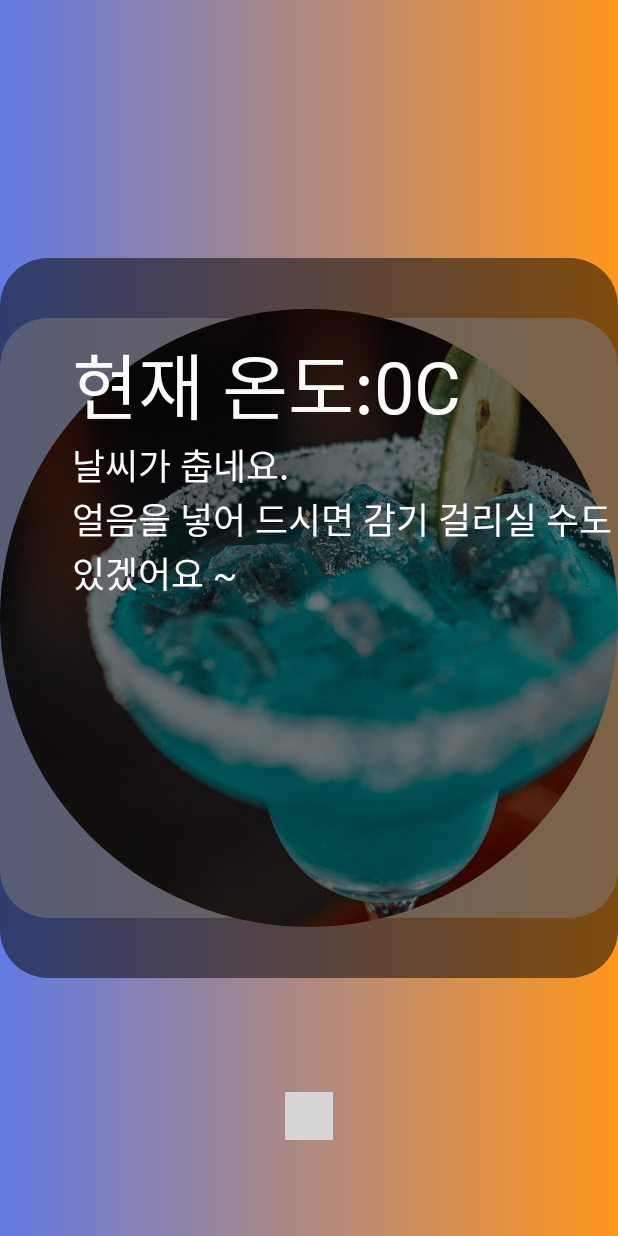
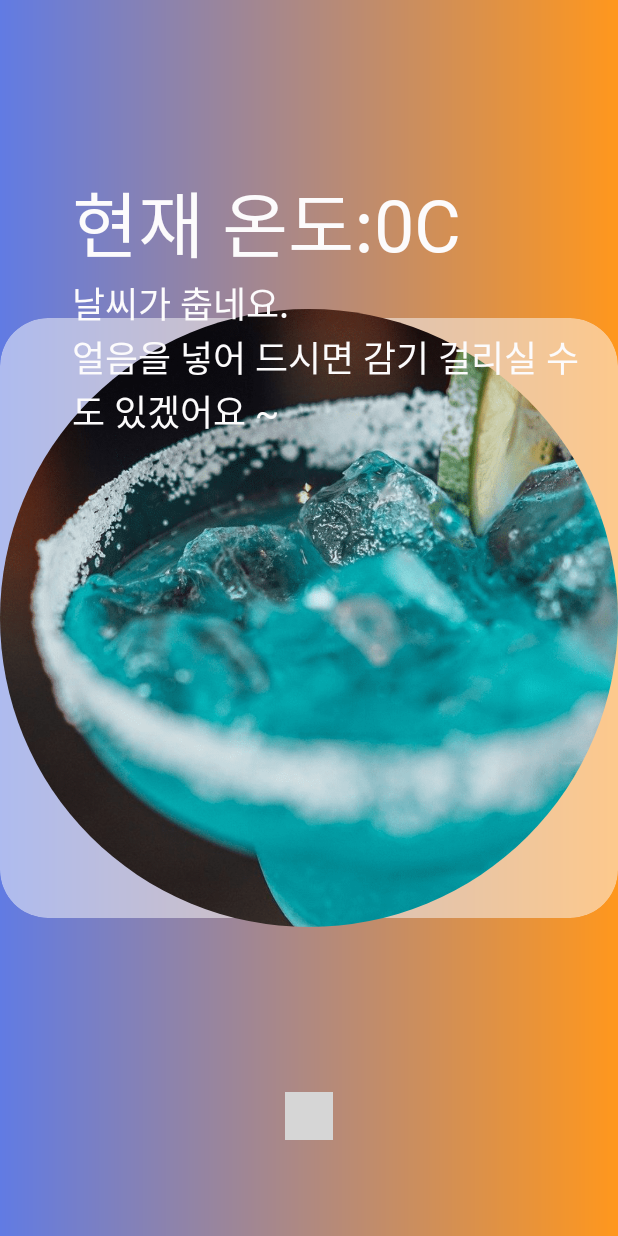
Before and after one commit to sey2/Ardunio_cocktail, an Android app: the screen it shows after launch (MainActivity), on a phone screen of 412 x 824 dp. Run offline under Robolectric (Android 15) with nearby library versions, the light colour scheme and no system bars; plain views replace PageIndicatorView, RoundedImageView; 5 statements that could not run were skipped; grey boxes are pictures that could not be loaded.

Commit message:
[Update] 이미지 변경 (05.21)

```diff
--- a/app/src/main/java/com/example/administrator/cocktailmobileapp/SlideAdapter.java
+++ b/app/src/main/java/com/example/administrator/cocktailmobileapp/SlideAdapter.java
@@ -29,12 +29,10 @@ public class SlideAdapter extends FragmentPagerAdapter {
 
         mFragmentList.add(
                 SlideFragment.createSlideFragment(
-                        "핑크레이디",
-                        "올해 Parents' night의 여주인공!",
-                        "달콤쌉쌀한 자몽의 향기가\n" +
-                                "매혹적인 그녀를 떠올리게 만드는\n" +
-                                "중독성 있는 칵테일입니다",
-                        R.drawable.image_cocktail_pink,
+                        "",
+                        "",
+                        "",
+                        R.drawable.image_jamong,
                         R.color.colorPink255,
                         R.color.colorOrange255,
                         "0")
@@ -42,12 +40,10 @@ public class SlideAdapter extends FragmentPagerAdapter {
 
         mFragmentList.add(
                 SlideFragment.createSlideFragment(
-                        "선라이즈",
-                        "아아~ 이것이 청춘이다",
-                        "맨발로 석양 아래를 뛰어다니는\n" +
-                                "청춘만화의 주인공처럼 망고로 만든\n" +
-                                "칵테일을 마셔보는 건 어때요?",
-                        R.drawable.image_cocktail_orange,
+                        "",
+                        "",
+                        "",
+                        R.drawable.image_lemon,
                         R.color.colorOrange255,
                         R.color.colorYellow255,
                         "1")
@@ -55,55 +51,15 @@ public class SlideAdapter extends FragmentPagerAdapter {
 
         mFragmentList.add(
                 SlideFragment.createSlideFragment(
-                        "파인망고",
-                        "하와이 가면 이거 있을껄요?",
-                        "망고, 오렌지, 레몬으로\n" +
-                                "만든 칵테일로 하와이에서 휴가 보내는\n" +
-                                "기분을 느껴보는 건 어떨까요?",
-                        R.drawable.image_cocktail_yellow,
+                        "",
+                        "",
+                        "",
+                        R.drawable.image_orange,
                         R.color.colorYellow255,
                         R.color.colorGreen255,
                         "2")
         );
 
-        mFragmentList.add(
-                SlideFragment.createSlideFragment(
-                        "몰디브",
-                        "사상초유의 이병헌급 액션칵테일!",
-                        "모히또 가서 몰디브 한 잔 해야지?\n" +
-                                "이병헌 같은 망고와 블루레몬을\n" +
-                                "즐겨보세요",
-                        R.drawable.image_cocktail_green,
-                        R.color.colorGreen255,
-                        R.color.colorBlue255,
-                        "3")
-        );
-
-        mFragmentList.add(
-                SlideFragment.createSlideFragment(
-                        "푸른눈동자",
-                        "오늘 하루 장범준 flex~",
-                        "흔들리는 푸른눈동자 속에서\n" +
-                                "너의 블루레몬이 느껴진거야~\n" +
-                                "오버플로우 포장마차에서 칵테일 한 잔?",
-                        R.drawable.image_cocktail_blue,
-                        R.color.colorBlue255,
-                        R.color.colorPurple255,
-                        "4")
-        );
-
-        mFragmentList.add(
-                SlideFragment.createSlideFragment(
-                        "아기상어",
-                        "아기상어~ 뚜뚜뚜뚜뚜",
-                        "자몽~ 뚜뚜뚜뚜뚜뚜\n" +
-                                "블루레몬~ 뚜뚜뚜뚜뚜뚜\n" +
-                                "맛있어 ~ 뚜뚜뚜뚜뚜뚜",
-                        R.drawable.image_cocktail_purple,
-                        R.color.colorPurple255,
-                        R.color.colorGray255,
-                        "5")
-        );
     }
 
     /*
--- a/app/src/main/res/layout/fragment_slideview.xml
+++ b/app/src/main/res/layout/fragment_slideview.xml
@@ -19,27 +19,26 @@
     <RelativeLayout
         android:id="@+id/main_card"
         android:layout_width="720dp"
-        android:layout_height="480dp"
+        android:layout_height="600dp"
         android:layout_centerInParent="true">
 
         <com.makeramen.roundedimageview.RoundedImageView
             android:id="@+id/card_image"
             android:layout_width="match_parent"
             android:layout_height="match_parent"
-            android:src="@drawable/image_cocktail_pink"
             android:scaleType="centerCrop"
+            android:src="@drawable/image_lemon"
             app:riv_corner_radius="32dp" />
 
         <View
             android:layout_width="match_parent"
-            android:layout_height="match_parent"
-            android:background="@drawable/foreground_image_cover" />
+            android:layout_height="match_parent" />
+        <!-- 사진 어둡게 android:background="@drawable/foreground_image_cover"  /> -->
 
         <LinearLayout
-            android:layout_width="wrap_content"
-            android:layout_height="wrap_content"
+            android:layout_width="344dp"
+            android:layout_height="match_parent"
             android:layout_marginLeft="48dp"
-            android:layout_marginTop="48dp"
             android:orientation="vertical">
 
             <TextView
@@ -76,11 +75,15 @@
                 android:id="@+id/button"
                 android:layout_width="180dp"
                 android:layout_height="48dp"
+                android:layout_gravity="bottom|center"
+                android:layout_marginTop="180dp"
                 android:background="@drawable/background_button_select"
                 android:fontFamily="@font/spoqa_regular"
                 android:text="@string/button_text"
                 android:textColor="@drawable/text_button_select"
                 android:textSize="@dimen/button_text_size" />
+
         </LinearLayout>
     </RelativeLayout>
+
 </RelativeLayout>
```
Also changed, not shown: app/src/main/res/drawable/image_cocktail_green.png (deleted), app/src/main/res/drawable/image_cocktail_orange.png (deleted), app/src/main/res/drawable/image_cocktail_pink.png (deleted), app/src/main/res/drawable/image_cocktail_purple.png (deleted), app/src/main/res/drawable/image_cocktail_yellow.png (deleted), app/src/main/res/drawable/image_jamong.png (added), app/src/main/res/drawable/image_lemon.PNG (added), app/src/main/res/drawable/image_orange.png (added).
